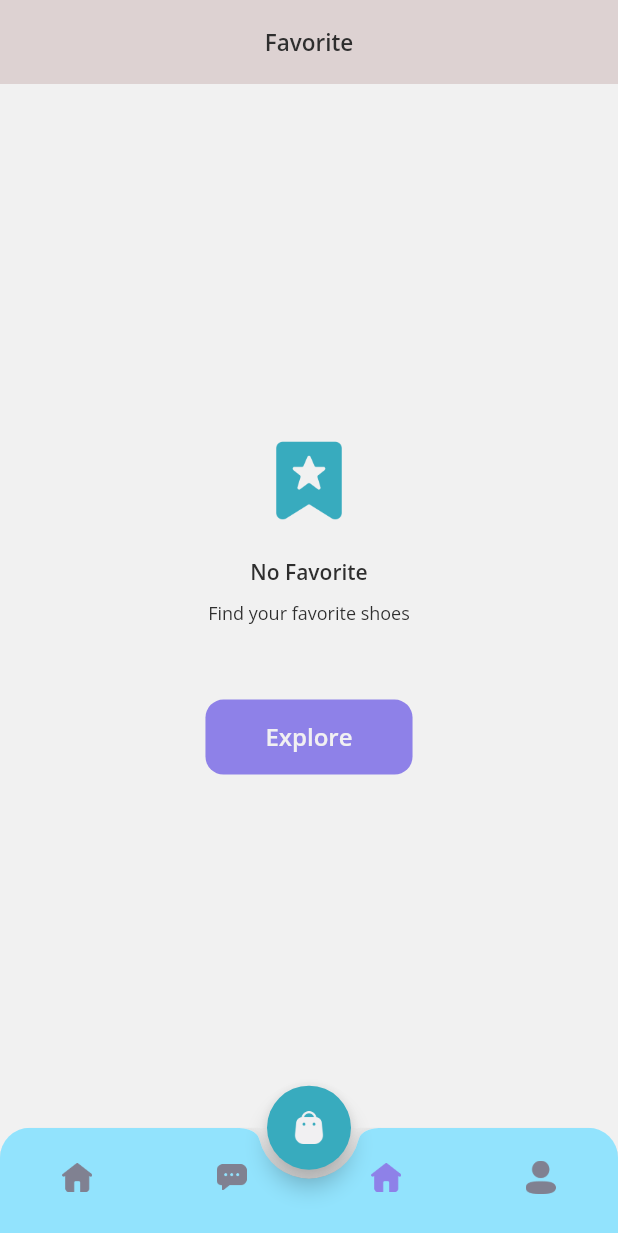
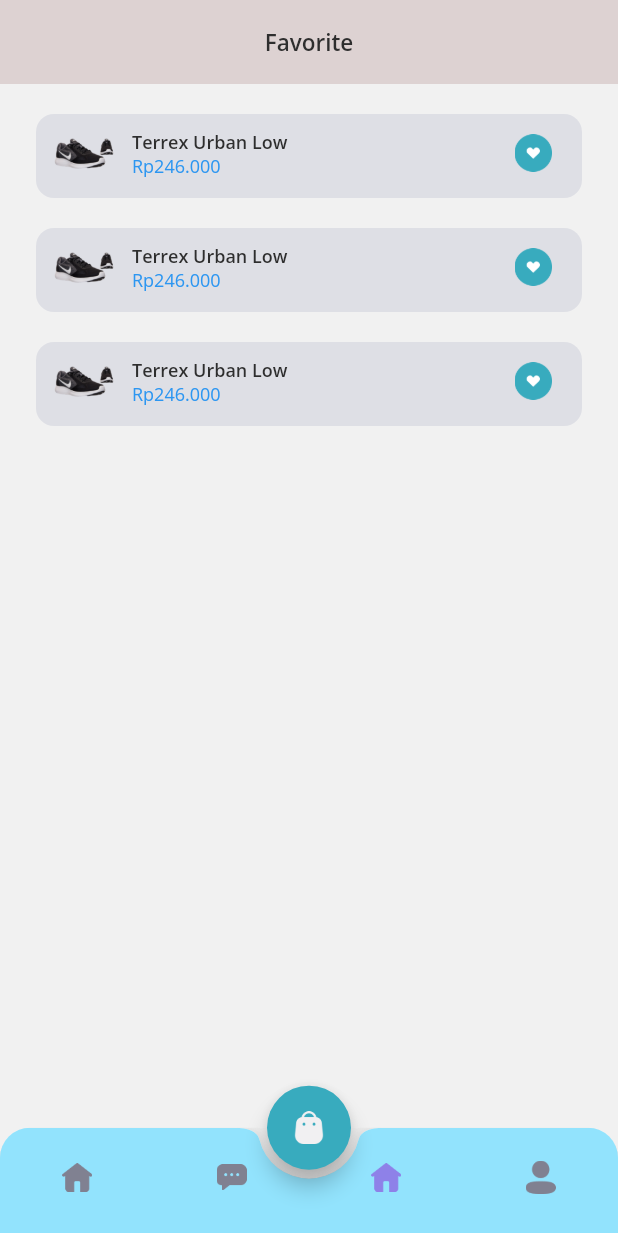
Before and after one commit to mddirga/market-frontend-flutter, a Flutter app: the MainPage screen opened by its route, item 3 of the bottom bar chosen, on a phone screen of 412 x 824 dp. Shown: the top 1233 px of the screen. Run offline on Flutter 3.47's test engine with Material 2 defaults, Android fonts, the phone set to English and light mode, and no system bars.

Commit message:
Wishlist Page - Content

```diff
--- a/lib/pages/home/wishlist_page.dart
+++ b/lib/pages/home/wishlist_page.dart
@@ -1,5 +1,6 @@
 import 'package:flutter/material.dart';
 import 'package:market/shared/theme.dart';
+import 'package:market/widgets/wishlist_card.dart';
 
 class WishlistPage extends StatelessWidget {
   const WishlistPage({super.key});
@@ -87,10 +88,29 @@ class WishlistPage extends StatelessWidget {
       );
     }
 
+    Widget content() {
+      return Expanded(
+        child: Container(
+          color: backgroundColor1,
+          child: ListView(
+            padding: EdgeInsets.symmetric(
+              horizontal: defaultMargin,
+            ),
+            children: const [
+              WishlistCard(),
+              WishlistCard(),
+              WishlistCard(),
+            ],
+          ),
+        ),
+      );
+    }
+
     return Column(
       children: [
         header(),
-        emptyWishlist(),
+        // emptyWishlist(),
+        content(),
       ],
     );
   }
--- a/lib/shared/theme.dart
+++ b/lib/shared/theme.dart
@@ -15,6 +15,7 @@ Color backgroundColor2 = const Color(0xffFFFFFF);
 Color backgroundColor3 = const Color(0xff92E3FD);
 Color backgroundColor4 = const Color(0xffDDD2D2);
 Color backgroundColor5 = const Color(0xffD2CEF4);
+Color wishlistCardBackgroundColor = const Color(0xffDEDFE5);
 Color primaryTextColor = const Color(0xff2E2E2E);
 Color primaryCardColor = const Color(0xffECEDEF);
 Color secondaryTextColor = const Color(0xffF1F0F2);
--- /dev/null
+++ b/lib/widgets/wishlist_card.dart
@@ -0,0 +1,60 @@
+import 'package:flutter/material.dart';
+import 'package:market/shared/theme.dart';
+
+class WishlistCard extends StatelessWidget {
+  const WishlistCard({super.key});
+
+  @override
+  Widget build(BuildContext context) {
+    return Container(
+      margin: const EdgeInsets.only(
+        top: 20,
+      ),
+      padding: const EdgeInsets.only(
+        top: 10,
+        left: 12,
+        bottom: 14,
+        right: 20,
+      ),
+      decoration: BoxDecoration(
+        borderRadius: BorderRadius.circular(12),
+        color: wishlistCardBackgroundColor,
+      ),
+      child: Row(
+        children: [
+          Image.asset(
+            'assets/images/image_shoes.png',
+            width: 40,
+          ),
+          const SizedBox(
+            width: 12,
+          ),
+          Expanded(
+            child: Column(
+              crossAxisAlignment: CrossAxisAlignment.start,
+              children: [
+                Text(
+                  'Terrex Urban Low',
+                  style: primaryTextStyle.copyWith(
+                    fontSize: 12,
+                    fontWeight: semiBold,
+                  ),
+                ),
+                Text(
+                  'Rp246.000',
+                  style: priceTextStyle.copyWith(
+                    fontSize: 12,
+                  ),
+                ),
+              ],
+            ),
+          ),
+          Image.asset(
+            'assets/images/button_wishlist_blue.png',
+            width: 25,
+          ),
+        ],
+      ),
+    );
+  }
+}
```
Also changed, not shown: assets/images/button_wishlist_blue.png (added).
